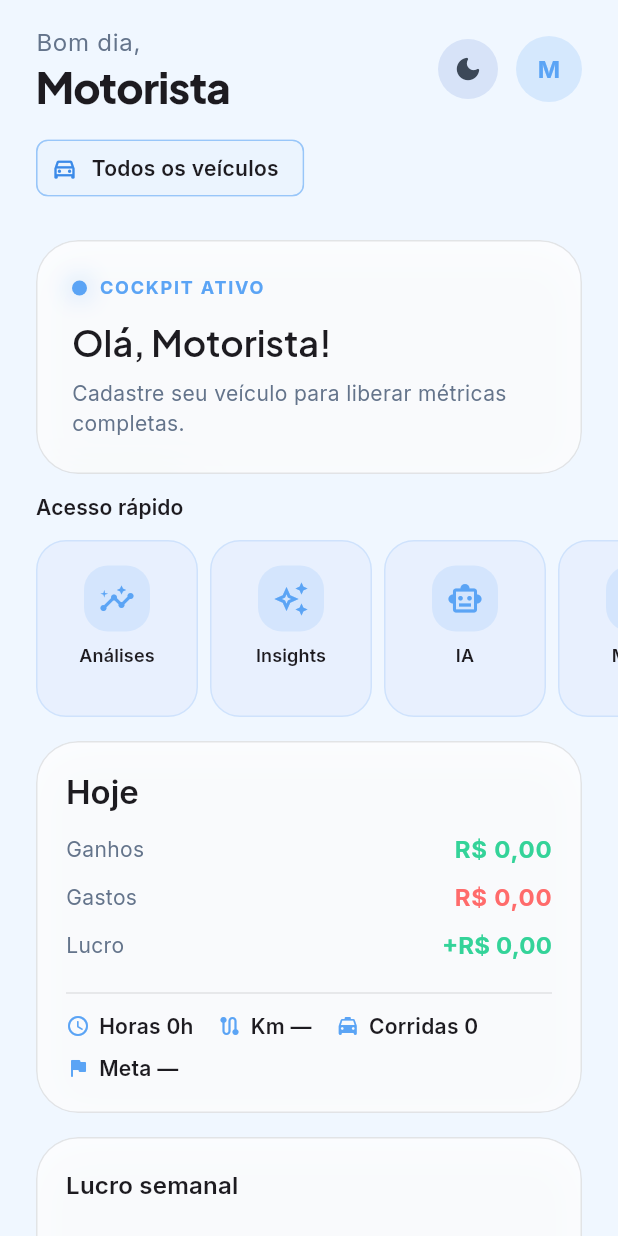
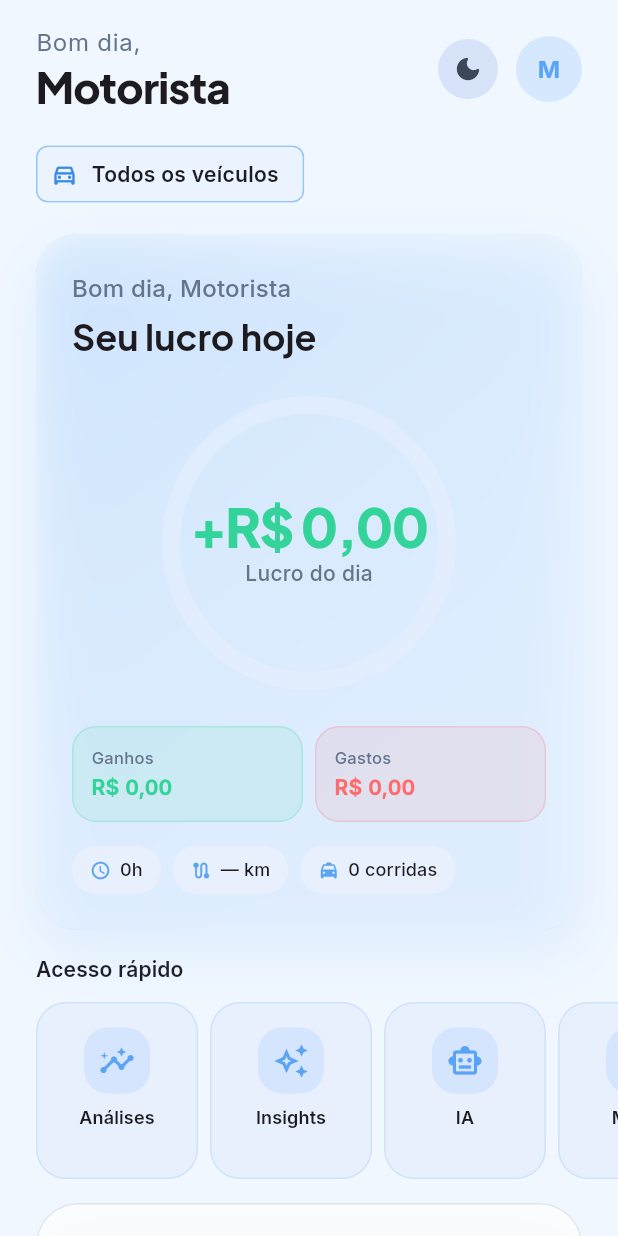
Before and after one commit to solerpedroo/driveflow, a Flutter app: the DashboardScreen widget shown alone on an empty page, opened directly, on a phone screen of 412 x 824 dp. Run offline on Flutter 3.47's test engine with Material 3 defaults, Android fonts, the phone set to English and light mode, and no system bars; drawn by our look-alikes of fl_chart; our stand-ins replace cached_network_image, connectivity_plus, dio, file_picker, flutter_hooks, flutter_local_notifications and 13 more; missing offline and left inert: google_mlkit_text_recognition; accounts and stored records are empty; network calls fail; statements that could not run were skipped.

Commit message:
feat(dashboard): restructure layout around hero ring and shortcuts
Co-authored-by: Pedro Henrique Contardi Soler <pedrocsoler@hotmail.com>

```diff
--- a/lib/features/dashboard/presentation/screens/dashboard_screen.dart
+++ b/lib/features/dashboard/presentation/screens/dashboard_screen.dart
@@ -13,22 +13,27 @@ import '../../../profile/presentation/providers/profile_providers.dart';
 import '../../../authentication/presentation/providers/auth_providers.dart';
 import '../../../vehicle/presentation/providers/vehicle_providers.dart';
 import '../../../vehicle/presentation/widgets/vehicle_scope_chip.dart';
-import '../../../../core/theme/app_motion.dart';
 import '../../../../core/theme/app_spacing.dart';
+import '../../../../shared/widgets/design_system/df_skeleton.dart';
 import '../providers/dashboard_providers.dart';
-import '../widgets/dashboard_cockpit_card.dart';
 import '../widgets/dashboard_fuel_card.dart';
 import '../widgets/dashboard_header.dart';
+import '../widgets/dashboard_hero_section.dart';
 import '../widgets/dashboard_maintenance_card.dart';
 import '../widgets/dashboard_shortcuts_row.dart';
-import '../widgets/dashboard_today_card.dart';
 import '../widgets/dashboard_today_metrics_grid.dart';
 import '../widgets/month_summary_card.dart';
 import '../widgets/weekly_profit_chart.dart';
 
-/// Dashboard — visão consolidada do motorista.
+/// Dashboard premium — hero ring + carrossel + métricas (FitCal / FitFolio tier).
 class DashboardScreen extends HookConsumerWidget {
   const DashboardScreen({super.key});
+
+  static String _greetingForHour(int hour, String name) {
+    if (hour < 12) return 'Bom dia, $name';
+    if (hour < 18) return 'Boa tarde, $name';
+    return 'Boa noite, $name';
+  }
 
   @override
   Widget build(BuildContext context, WidgetRef ref) {
@@ -44,10 +49,10 @@ class DashboardScreen extends HookConsumerWidget {
     final topPrediction =
         ref.watch(topMaintenancePredictionProvider).valueOrNull;
 
-    final pulse = useAnimationController(duration: DriveFlowMotion.pulse)
-      ..repeat(reverse: true);
-    final glow = useAnimation(
-      CurvedAnimation(parent: pulse, curve: DriveFlowMotion.standard),
+    final displayName = user?.displayName ?? 'motorista';
+    final greeting = useMemoized(
+      () => _greetingForHour(DateTime.now().hour, displayName),
+      [displayName],
     );
 
     return CustomScrollView(
@@ -56,7 +61,7 @@ class DashboardScreen extends HookConsumerWidget {
         SliverPadding(
           padding: const EdgeInsets.fromLTRB(
             AppSpacing.screenHorizontal,
-            AppSpacing.md,
+            AppSpacing.lg,
             AppSpacing.screenHorizontal,
             0,
           ),
@@ -70,23 +75,44 @@ class DashboardScreen extends HookConsumerWidget {
         SliverPadding(
           padding: const EdgeInsets.fromLTRB(
             AppSpacing.screenHorizontal,
-            AppSpacing.xl,
+            AppSpacing.lg,
             AppSpacing.screenHorizontal,
             0,
           ),
           sliver: SliverToBoxAdapter(
-            child: DashboardCockpitCard(
-              displayName: user?.displayName ?? 'motorista',
-              vehicleLine: vehicle != null
-                  ? '${vehicle.displayName} · ${vehicle.odometerKm.toStringAsFixed(0)} km'
-                  : 'Cadastre seu veículo para liberar métricas completas.',
-              pulseAnimation: glow,
+            child: dashboardAsync.when(
+              loading: () => const SizedBox(
+                height: 340,
+                child: Center(child: CircularProgressIndicator()),
+              ),
+              error: (e, _) => Text('Erro ao carregar dashboard: $e'),
+              data: (snapshot) => dailyGoal.when(
+                data: (goal) => DashboardHeroSection(
+                  summary: snapshot.today,
+                  goalProgress: goal,
+                  greeting: greeting,
+                ),
+                loading: () => const SizedBox(
+                  height: 340,
+                  child: DfSkeleton(itemCount: 1),
+                ),
+                error: (_, __) => DashboardHeroSection(
+                  summary: snapshot.today,
+                  goalProgress: GoalProgressCalculator.calculate(
+                    period: GoalPeriod.daily,
+                    goals: null,
+                    earningsTotal: snapshot.today.revenue,
+                    expensesTotal: snapshot.today.expenses,
+                  ),
+                  greeting: greeting,
+                ),
+              ),
             ),
           ),
         ),
         const SliverToBoxAdapter(
           child: Padding(
-            padding: EdgeInsets.only(top: AppSpacing.md),
+            padding: EdgeInsets.only(top: AppSpacing.lg),
             child: DashboardShortcutsRow(),
           ),
         ),
@@ -105,36 +131,6 @@ class DashboardScreen extends HookConsumerWidget {
               ),
             ),
           ),
-        SliverPadding(
-          padding: const EdgeInsets.fromLTRB(
-            AppSpacing.screenHorizontal,
-            AppSpacing.lg,
-            AppSpacing.screenHorizontal,
-            0,
-          ),
-          sliver: SliverToBoxAdapter(
-            child: dashboardAsync.when(
-              loading: () => const Center(child: CircularProgressIndicator()),
-              error: (e, _) => Text('Erro ao carregar dashboard: $e'),
-              data: (snapshot) => dailyGoal.when(
-                data: (goal) => DashboardTodayCard(
-                  summary: snapshot.today,
-                  goalProgress: goal,
-                ),
-                loading: () => const LinearProgressIndicator(),
-                error: (_, __) => DashboardTodayCard(
-                  summary: snapshot.today,
-                  goalProgress: GoalProgressCalculator.calculate(
-                    period: GoalPeriod.daily,
-                    goals: null,
-                    earningsTotal: snapshot.today.revenue,
-                    expensesTotal: snapshot.today.expenses,
-                  ),
-                ),
-              ),
-            ),
-          ),
-        ),
         SliverPadding(
           padding: const EdgeInsets.fromLTRB(
             AppSpacing.screenHorizontal,
```
